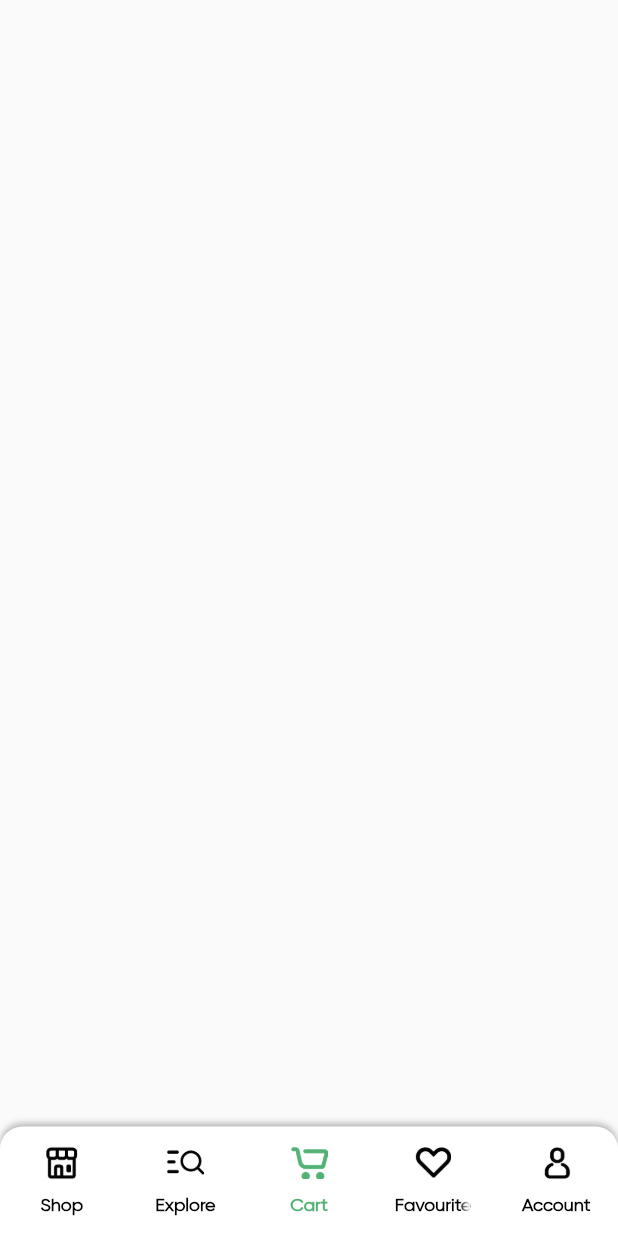
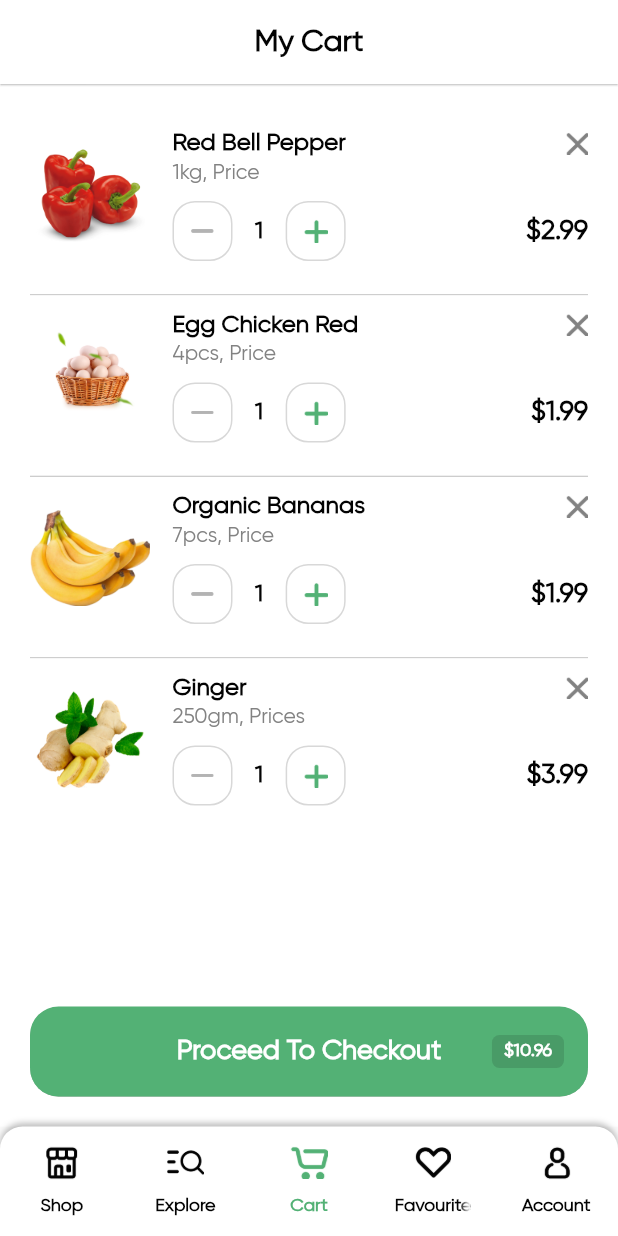
Before and after one commit to TarekMoustafaElsayed/nectar_groceriesStore, a Flutter app: the screen it shows after launch, item 3 of the bottom bar chosen, on a phone screen of 412 x 824 dp. Run offline on Flutter 3.47's test engine with Material 3 defaults, Android fonts, the phone set to English and light mode, and no system bars; our stand-ins replace flutter_rating_bar; missing offline and left inert: fl_country_code_picker.

Commit message:
Added Favourite section, My Cart Section & Proceed to Checkout UIs
Added two new folders my_cart folder carrying inside it the checkout_view & my_cart view files & favourite folder carrying inside it favourite_view file.

Imported the MyCartView & FavouritesView inside the main_tab_view file

Adjusted & Updated the round_button file a bit (located inside common_widget folder)

Added cart_item_row, checkout_row as well as favourite_row files inside the common_widget folder

```diff
--- /dev/null
+++ b/lib/common/common_widget/cart_item_row.dart
@@ -0,0 +1,165 @@
+import 'package:flutter/material.dart';
+
+import '../color_extension.dart';
+
+class CartItemRow extends StatelessWidget {
+  final Map pObj;
+
+  const CartItemRow(
+      {super.key,
+        required this.pObj,
+      });
+
+  @override
+  Widget build(BuildContext context) {
+    return InkWell(
+      child: Container(
+        height: 120,
+        padding: const EdgeInsets.symmetric(vertical: 10,),
+        color: Colors.white,
+        child: Column(
+          crossAxisAlignment: CrossAxisAlignment.start,
+          children: [
+            Row(
+              mainAxisAlignment: MainAxisAlignment.start,
+              crossAxisAlignment: CrossAxisAlignment.center,
+              children: [
+                Image.asset(
+                  pObj["icon"],
+                  width: 80,
+                  height: 65,
+                  fit: BoxFit.contain,
+                ),
+
+                const SizedBox(width: 15,),
+
+                Expanded(
+                  child: Column(
+                    crossAxisAlignment: CrossAxisAlignment.start,
+                    children: [
+
+                      Row(
+                        children: [
+                          Expanded(
+                            child: Text(
+                              pObj["name"],
+                              style: TextStyle(
+                                  color: TColor.primaryText,
+                                  fontSize: 16,
+                                  fontWeight: FontWeight.w700),
+                            ),
+                          ),
+
+                          InkWell(
+                            onTap: () {
+
+                            },
+                            child: Image.asset(
+                              "assets/img/close.png",
+                              width: 15,
+                              height: 15,
+                              color: TColor.secondaryText,
+                            ),
+                          ),
+
+                        ],
+                      ),
+
+                      const SizedBox(height: 2,),
+
+                      Text(
+                        "${pObj["unit"]}",
+                        style: TextStyle(
+                            color: TColor.secondaryText,
+                            fontSize: 14,
+                            fontWeight: FontWeight.w500),
+                      ),
+
+                      const SizedBox(height: 10,),
+
+                      Row(
+                        children: [
+
+                          InkWell(
+                            onTap: () {},
+                            child: Container(
+                              width: 40,
+                              height: 40,
+                              decoration: BoxDecoration(
+                                color: Colors.white,
+                                border: Border.all(
+                                  color: TColor.placeholder.withOpacity(0.5),
+                                  width: 1,
+                                ),
+                                borderRadius: BorderRadius.circular(15),
+                              ),
+                              alignment: Alignment.center,
+                              child: Image.asset(
+                                "assets/img/subtack.png",
+                                width: 15,
+                                height: 15,
+                              ),
+                            ),
+                          ),
+
+                          const SizedBox(width: 15,),
+
+                          Text(
+                            pObj["qty"].toString(),
+                            style: TextStyle(
+                                color: TColor.primaryText,
+                                fontSize: 16,
+                                fontWeight: FontWeight.w600),
+                          ),
+
+                          const SizedBox(width: 15,),
+
+                          InkWell(
+                            onTap: () {},
+                            child: Container(
+                              width: 40,
+                              height: 40,
+                              decoration: BoxDecoration(
+                                color: Colors.white,
+                                border: Border.all(
+                                  color: TColor.placeholder.withOpacity(0.5),
+                                  width: 1,
+                                ),
+                                borderRadius: BorderRadius.circular(15),
+                              ),
+                              alignment: Alignment.center,
+                              child: Image.asset(
+                                "assets/img/add_green.png",
+                                width: 16,
+                                height: 16,
+                              ),
+                            ),
+                          ),
+
+
+                          const Spacer(),
+
+                          Text(
+                            "\$${pObj["price"]}",
+                            style: TextStyle(
+                                color: TColor.primaryText,
+                                fontSize: 18,
+                                fontWeight: FontWeight.w600),
+                          ),
+                        ],
+                      ),
+
+                    ],
+                  ),
+                ),
+
+              ],
+            ),
+
+
+          ],
+        ),
+      ),
+    );
+  }
+}
--- a/lib/view/main_tab_view/main_tab_view.dart
+++ b/lib/view/main_tab_view/main_tab_view.dart
@@ -1,8 +1,10 @@
 import 'package:flutter/material.dart';
 import 'package:nectar_groceries/view/explore/explore_view.dart';
+import 'package:nectar_groceries/view/favourite/favourite_view.dart';
 import 'package:nectar_groceries/view/home/home_view.dart';
 
 import '../../common/color_extension.dart';
+import '../my_cart/my_cart_view.dart';
 
 class MainTabView extends StatefulWidget {
   const MainTabView({super.key});
@@ -44,8 +46,8 @@ class _MainTabViewState extends State<MainTabView>  with SingleTickerProviderSta
 
             const HomeView(),
             const ExploreView(),
-            Container(),
-            Container(),
+            const MyCartView(),
+            const FavouritesView(),
             Container(),
 
           ] ) ,
--- /dev/null
+++ b/lib/view/my_cart/my_cart_view.dart
@@ -0,0 +1,152 @@
+import 'package:flutter/material.dart';
+import 'package:nectar_groceries/view/my_cart/checkout_view.dart';
+
+import '../../common/color_extension.dart';
+import '../../common/common_widget/cart_item_row.dart';
+import '../../common/common_widget/round_button.dart';
+
+class MyCartView extends StatefulWidget {
+  const MyCartView({super.key});
+
+  @override
+  State<MyCartView> createState() => _MyCartViewState();
+}
+
+class _MyCartViewState extends State<MyCartView> {
+
+  List cartArr = [
+    {
+      "name" : "Red Bell Pepper",
+      "icon" : "assets/img/bell_pepper_red.png",
+      "qty" : 1,
+      "unit" : "1kg, Price",
+      "price": 2.99,
+    },
+    {
+      "name" : "Egg Chicken Red",
+      "icon" : "assets/img/egg_chicken_red.png",
+      "qty" : 1,
+      "unit" : "4pcs, Price",
+      "price": 1.99,
+    },
+    {
+      "name" : "Organic Bananas",
+      "icon" : "assets/img/banana.png",
+      "qty" : 1,
+      "unit" : "7pcs, Price",
+      "price": 1.99,
+    },
+    {
+      "name" : "Ginger",
+      "icon" : "assets/img/ginger.png",
+      "qty" : 1,
+      "unit" : "250gm, Prices",
+      "price": 3.99,
+    },
+  ];
+
+  @override
+  Widget build(BuildContext context) {
+    return Scaffold(
+      appBar: AppBar(
+        backgroundColor: Colors.white,
+        elevation: 0.5,
+        centerTitle: true,
+        title: Text(
+          "My Cart",
+          style: TextStyle(
+              color: TColor.primaryText,
+              fontSize: 20,
+              fontWeight: FontWeight.w700),
+        ),
+      ),
+      backgroundColor: Colors.white,
+      body: Stack(
+        alignment: Alignment.bottomCenter,
+        children: [
+
+          ListView.separated(
+            padding: const EdgeInsets.all(20.0),
+              itemCount: cartArr.length,
+              separatorBuilder: (context, index) => const Divider(color: Colors.black26, height: 1,),
+              itemBuilder: (context, index) {
+              var pObj = cartArr[index] as Map ? ?? {};
+              return CartItemRow(pObj: pObj,);
+            }
+          ),
+
+          Padding(
+            padding: const EdgeInsets.all(20.0),
+            child: Column(
+              mainAxisAlignment: MainAxisAlignment.end,
+              children: [
+
+                MaterialButton(
+                  onPressed: () {
+                    showCheckout();
+                  },
+                  height: 60,
+                  shape: RoundedRectangleBorder(borderRadius: BorderRadius.circular(19)),
+                  minWidth: double.maxFinite,
+                  elevation: 0.1,
+                  color: TColor.primary,
+                  child: Stack(
+                    alignment: Alignment.centerRight,
+                    children: [
+                      const Row(
+                        mainAxisAlignment: MainAxisAlignment.center,
+                        children: [
+
+                          Text(
+                            "Proceed To Checkout",
+                            style: TextStyle(
+                              color: Colors.white,
+                              fontSize: 18,
+                              fontWeight: FontWeight.w600,
+                            ),
+                          ),
+                        ],
+                      ),
+
+                      Container(
+                        decoration: BoxDecoration(
+                          color: Colors.black12,
+                          borderRadius: BorderRadius.circular(5),
+                        ),
+
+                        padding: const EdgeInsets.symmetric(vertical: 4, horizontal: 8),
+
+                        child: const Text(
+                          "\$10.96",
+                          style: TextStyle(
+                            color: Colors.white,
+                            fontSize: 12,
+                            fontWeight: FontWeight.w600,
+                          ),
+                        ),
+                      ),
+
+                    ],
+                  ),
+                )
+
+
+              ],
+            ),
+
+          ),
+        ],
+      ),
+    );
+  }
+
+  void showCheckout () {
+    showModalBottomSheet(
+        backgroundColor: Colors.transparent,
+        isDismissible: false,
+        context: context,
+        builder: (context) {
+          return const CheckoutView();
+    });
+  }
+}
```
Also changed, not shown: lib/common/common_widget/checkout_row.dart (added, +55 -0 lines), lib/common/common_widget/favourite_row.dart (added, +80 -0 lines), lib/common/common_widget/round_button.dart (+30 -8 lines), lib/view/favourite/favourite_view.dart (added, +103 -0 lines), lib/view/my_cart/checkout_view.dart (added, +151 -0 lines).
